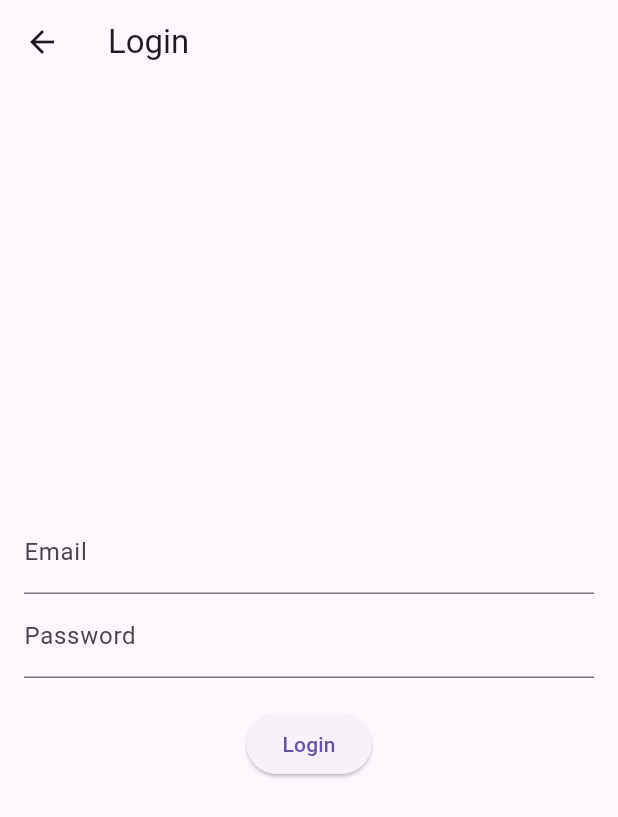
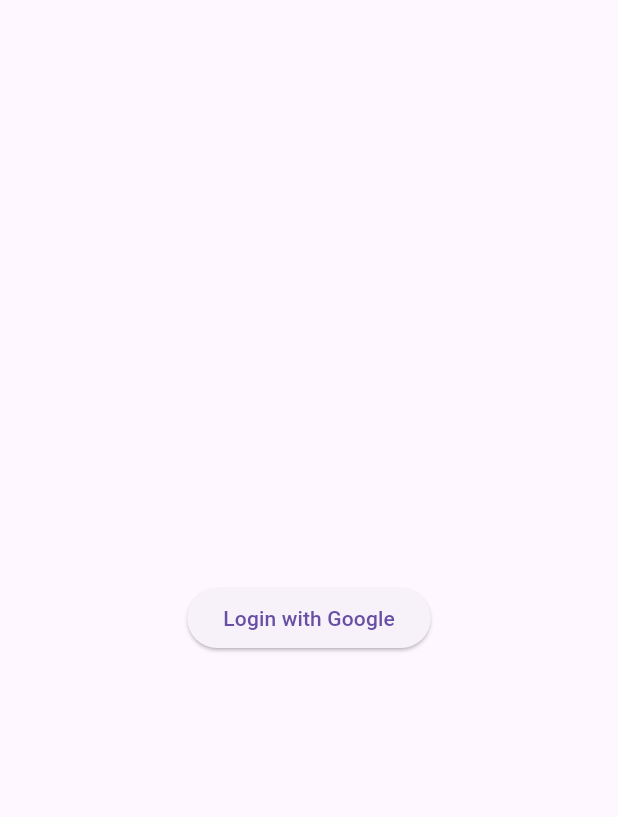
Before and after one commit to Yash-user/Finix.ai, a Flutter app: the LoginPage screen opened directly, on a phone screen of 412 x 824 dp. Shown: the top 817 px of the screen. Run offline on Flutter 3.47's test engine with Material 3 defaults, Android fonts, the phone set to English and light mode, and no system bars; our stand-ins replace firebase_auth, google_sign_in; accounts and stored records are empty.

Commit message:
changed version to 8.7.3

```diff
--- a/lib/login_page.dart
+++ b/lib/login_page.dart
@@ -1,69 +1,41 @@
 import 'package:flutter/material.dart';
 import 'package:firebase_auth/firebase_auth.dart';
-import 'home_page.dart'; // adjust the path as needed
+import 'package:google_sign_in/google_sign_in.dart';
+import 'home_page.dart'; // Importing Home Page
 
-class LoginPage extends StatefulWidget {
-  @override
-  _LoginPageState createState() => _LoginPageState();
-}
+class LoginPage extends StatelessWidget {
+  final FirebaseAuth _auth = FirebaseAuth.instance;
+  final GoogleSignIn _googleSignIn = GoogleSignIn();
 
-class _LoginPageState extends State<LoginPage> {
-  final FirebaseAuth _auth = FirebaseAuth.instance;
-  final TextEditingController _emailController = TextEditingController();
-  final TextEditingController _passwordController = TextEditingController();
+  Future<User?> _signInWithGoogle() async {
+    final GoogleSignInAccount? googleUser = await _googleSignIn.signIn();
+    final GoogleSignInAuthentication? googleAuth = await googleUser?.authentication;
 
-  String? _errorMessage;
+    final AuthCredential credential = GoogleAuthProvider.credential(
+      accessToken: googleAuth?.accessToken,
+      idToken: googleAuth?.idToken,
+    );
 
-  Future<void> _signIn() async {
-    try {
-      await _auth.signInWithEmailAndPassword(
-        email: _emailController.text.trim(),
-        password: _passwordController.text.trim(),
-      );
-      // Navigate to home or next page after successful login
-    } on FirebaseAuthException catch (e) {
-      setState(() {
-        _errorMessage = e.message; // Set the error message
-      });
-    }
+    UserCredential userCredential = await _auth.signInWithCredential(credential);
+    return userCredential.user;
   }
 
   @override
   Widget build(BuildContext context) {
     return Scaffold(
-      appBar: AppBar(title: Text("Login")),
-      body: Padding(
-        padding: EdgeInsets.all(16.0),
-        child: Column(
-          mainAxisAlignment: MainAxisAlignment.center,
-          children: [
-            TextField(
-              controller: _emailController,
-              decoration: InputDecoration(
-                labelText: "Email",
-                errorText: _errorMessage,
-              ),
-            ),
-            TextField(
-              controller: _passwordController,
-              decoration: InputDecoration(
-                labelText: "Password",
-                errorText: _errorMessage,
-              ),
-              obscureText: true,
-            ),
-            SizedBox(height: 20),
-            ElevatedButton(
-              onPressed: _signIn,
-              child: Text("Login"),
-            ),
-            SizedBox(height: 20),
-            if (_errorMessage != null)
-              Text(
-                _errorMessage!,
-                style: TextStyle(color: Colors.red),
-              ),
-          ],
+      body: Center(
+        child: ElevatedButton(
+          onPressed: () async {
+            User? user = await _signInWithGoogle();
+
+            if (user != null) {
+              Navigator.pushReplacement(
+                context,
+                MaterialPageRoute(builder: (context) => HomePage()), // Navigate to Home Page
+              );
+            }
+          },
+          child: Text("Login with Google"),
         ),
       ),
     );
```
Also changed, not shown: lib/home_page.dart (added, +282 -0 lines), 1 other file.
